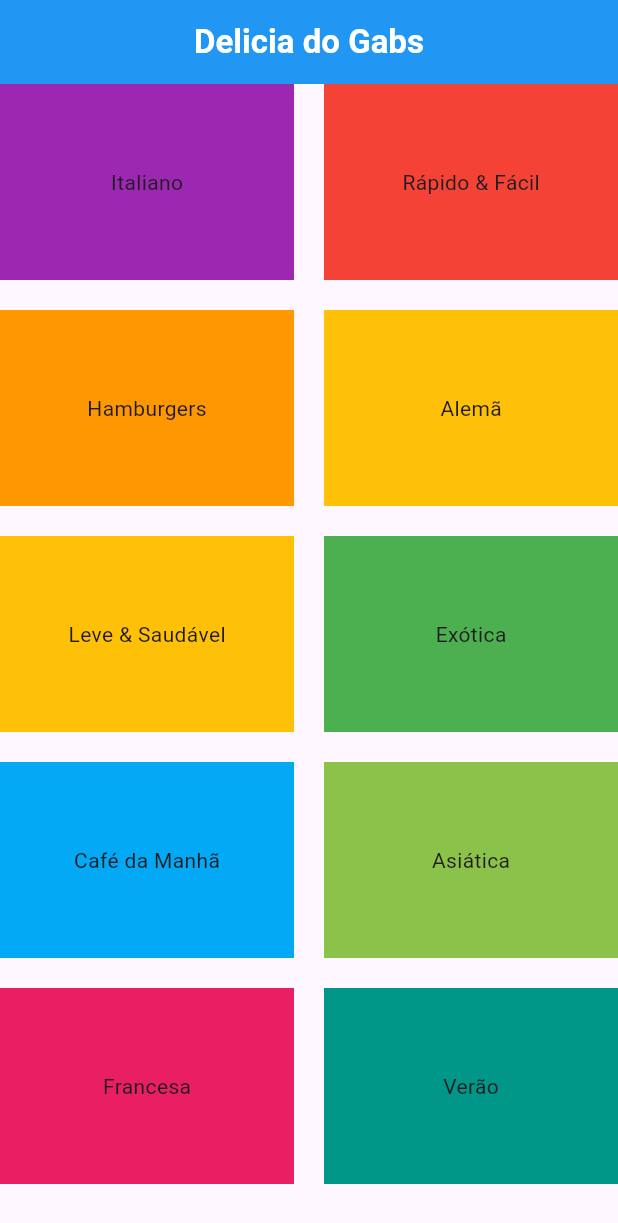
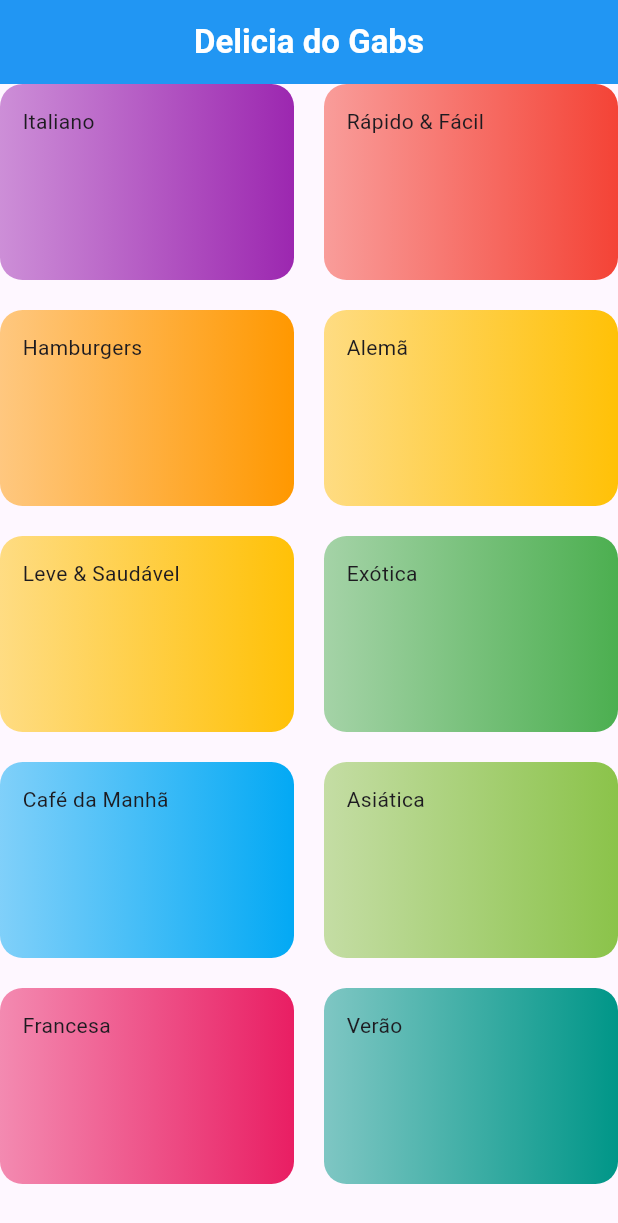
Before and after one commit to gabrielnavas/meals-flutter-app, a Flutter app: the screen it shows after launch, on a phone screen of 412 x 824 dp. Shown: the top 1223 px of the screen. Run offline on Flutter 3.47's test engine with Material 3 defaults, Android fonts, the phone set to English and light mode, and no system bars.

Commit message:
add style on category item widge

```diff
--- a/lib/widgets/category_item.dart
+++ b/lib/widgets/category_item.dart
@@ -9,8 +9,18 @@ class CategoryItem extends StatelessWidget {
   @override
   Widget build(BuildContext context) {
     return Container(
-      alignment: Alignment.center,
-      color: category.color,
+      padding: const EdgeInsets.all(15),
+      decoration: BoxDecoration(
+        borderRadius: BorderRadius.circular(15),
+        gradient: LinearGradient(
+          colors: [
+            category.color.withOpacity(0.5),
+            category.color,
+          ],
+          begin: Alignment.topLeft,
+          end: Alignment.topRight,
+        ),
+      ),
       child: Text(category.title),
     );
   }
```
